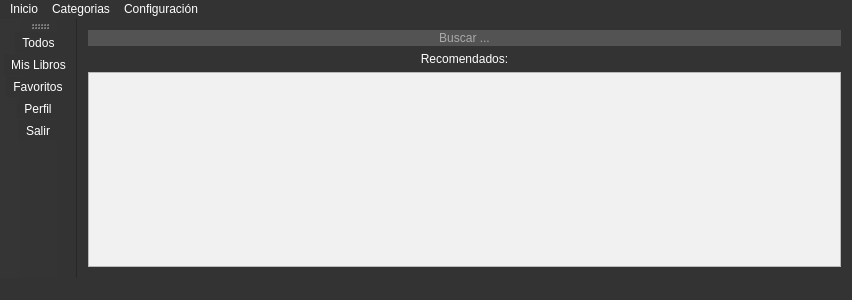
Qt form mainwindow.ui (FenixAlive/MiLibreria) before a commit.
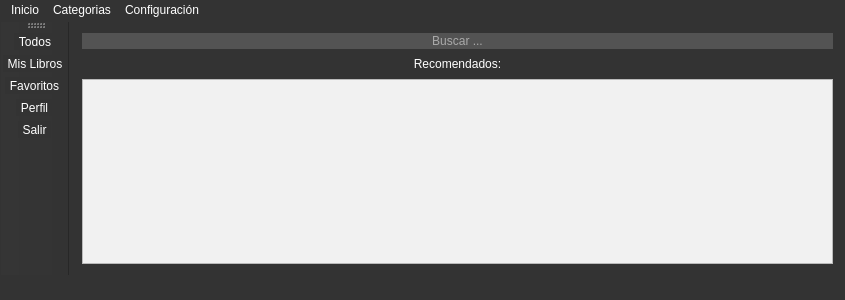
The same form after that commit. Icons and pictures are not drawn.

The edit to the form file:
```diff
--- a/mainwindow.ui
+++ b/mainwindow.ui
@@ -15,7 +15,8 @@
   </property>
   <property name="styleSheet">
    <string notr="true">background-color: #333;
-color: white;</string>
+color: white;
+margin:1px;</string>
   </property>
   <widget class="QWidget" name="centralWidget">
    <layout class="QGridLayout" name="gridLayout">
@@ -108,7 +109,7 @@
      <x>0</x>
      <y>0</y>
      <width>813</width>
-     <height>20</height>
+     <height>22</height>
     </rect>
    </property>
    <widget class="QMenu" name="menuInicio">
```
Left out of the diff: 5 changed lines with no effect on the pictures.
